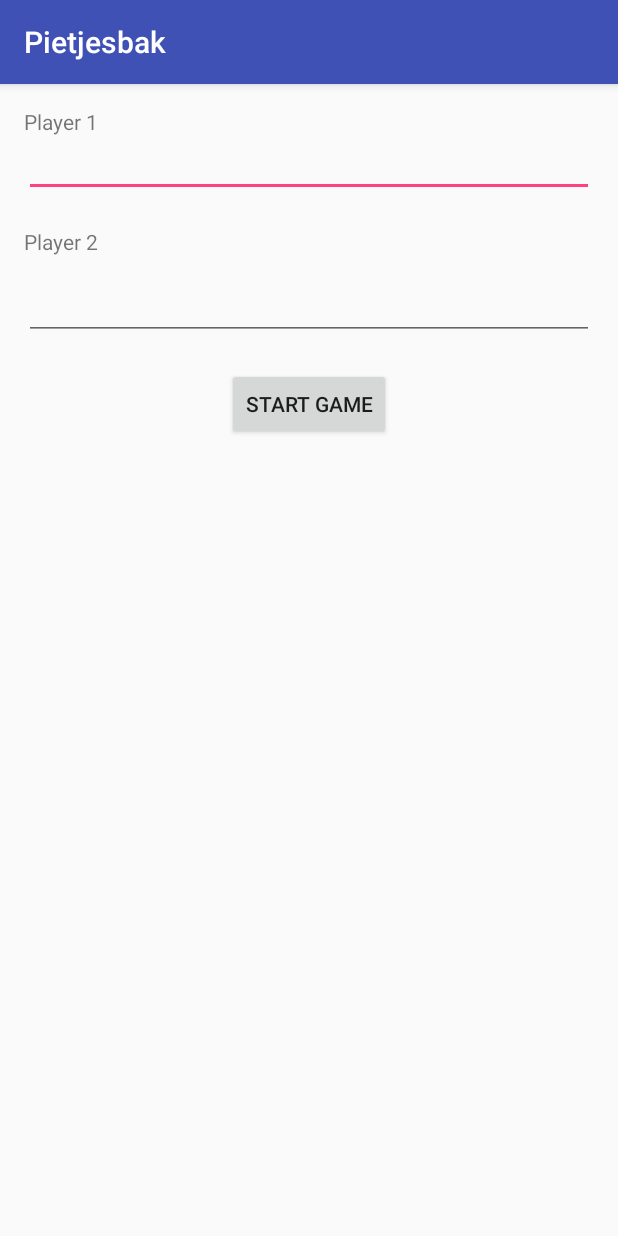
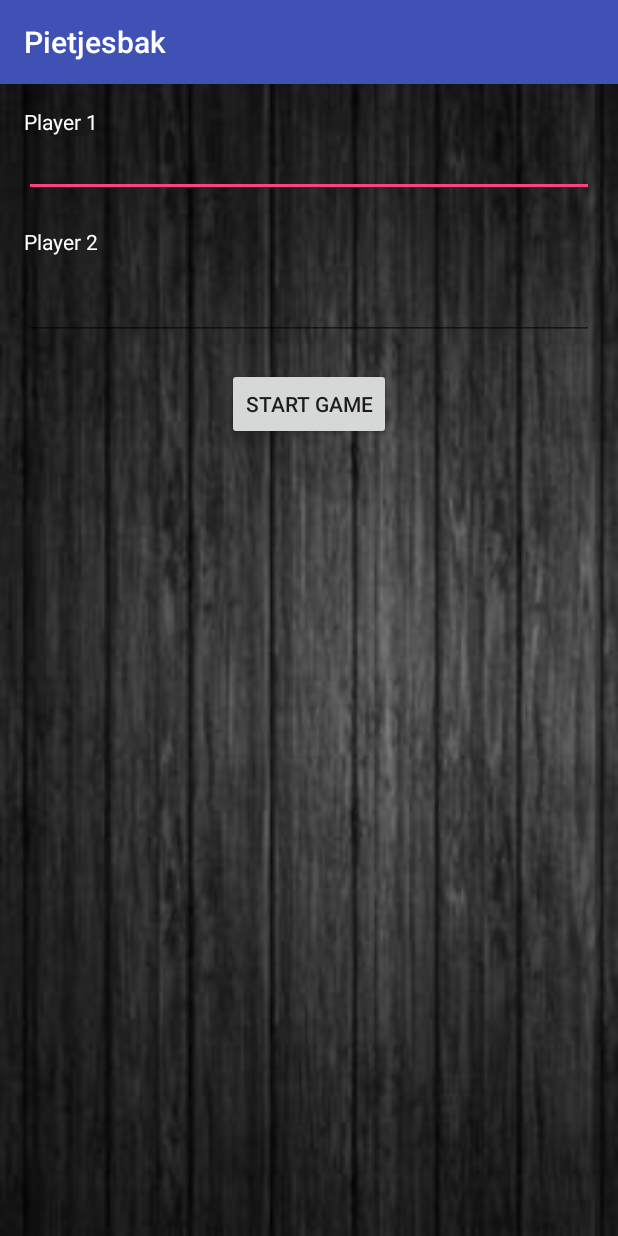
Before and after one commit to dielanophals/Pietjesbak, an Android app: the screen it shows after launch (MainActivity), on a phone screen of 412 x 824 dp. Run offline under Robolectric (Android 15) with nearby library versions, the phone set to English and light mode, and no system bars.

Commit message:
Update activity_main.xml

```diff
--- a/app/src/main/res/layout/activity_main.xml
+++ b/app/src/main/res/layout/activity_main.xml
@@ -4,7 +4,8 @@
     xmlns:tools="http://schemas.android.com/tools"
     android:layout_width="match_parent"
     android:layout_height="match_parent"
-    tools:context=".MainActivity">
+    tools:context=".MainActivity"
+    android:background="@drawable/hout">
 
     <TextView
         android:layout_width="match_parent"
@@ -12,7 +13,8 @@
         android:text="Player 1"
         android:layout_marginTop="15dp"
         android:layout_marginStart="16dp"
-        android:layout_marginEnd="16dp"/>
+        android:layout_marginEnd="16dp"
+        android:textColor="#ffffff"/>
 
     <EditText
         android:id="@+id/edittext1"
@@ -20,7 +22,8 @@
         android:layout_height="wrap_content"
         android:layout_marginStart="16dp"
         android:layout_marginEnd="16dp"
-        android:layout_marginTop="30dp"/>
+        android:layout_marginTop="30dp"
+        />
 
     <TextView
         android:id="@+id/textinput2"
@@ -30,7 +33,8 @@
         android:layout_below="@id/edittext1"
         android:layout_marginStart="16dp"
         android:layout_marginEnd="16dp"
-        android:layout_marginTop="20dp"/>
+        android:layout_marginTop="20dp"
+        android:textColor="#ffffff"/>
 
     <EditText
         android:id="@+id/edittext2"
@@ -38,7 +42,8 @@
         android:layout_height="wrap_content"
         android:layout_marginStart="16dp"
         android:layout_marginEnd="16dp"
-        android:layout_below="@id/textinput2"/>
+        android:layout_below="@id/textinput2"
+        />
 
     <Button
         android:id="@+id/start_game"
```
